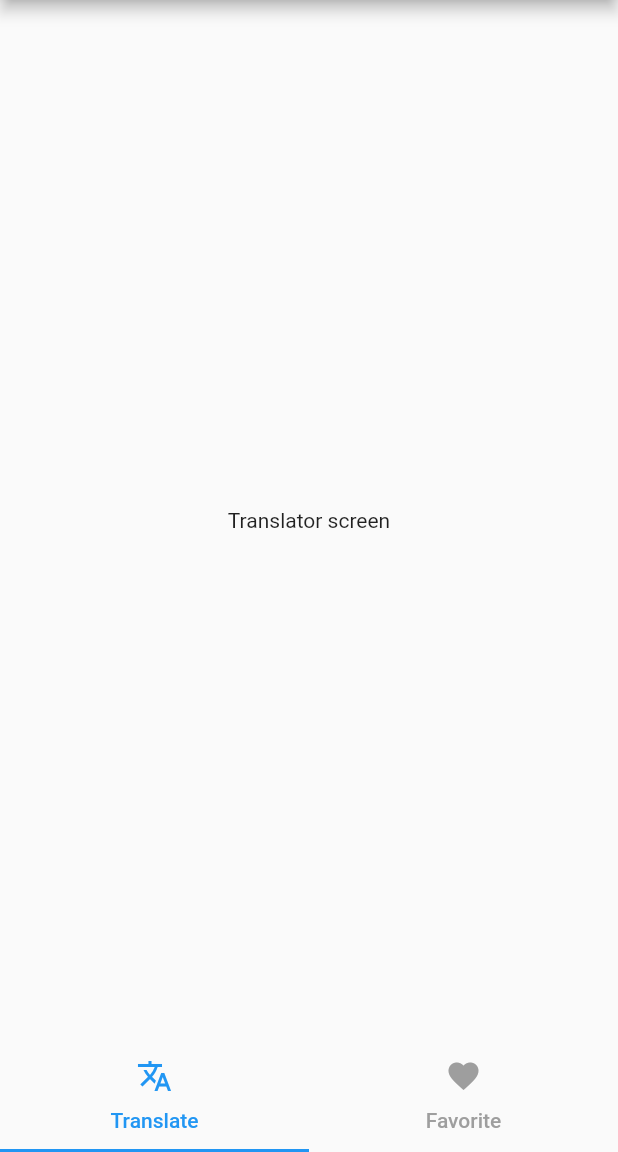
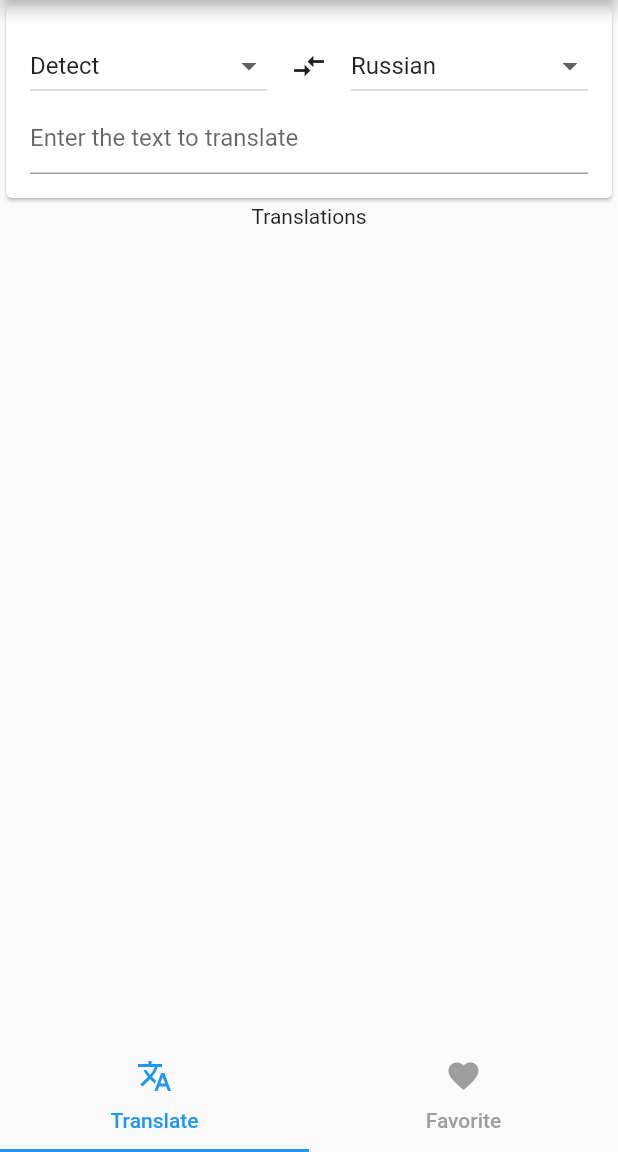
Before and after one commit to asinel/super_translator, a Flutter app: the screen it shows after launch, on a phone screen of 412 x 824 dp, the part 84-1236 px from its top. Run offline on Flutter 3.47's test engine with Material 2 defaults, Android fonts, the phone set to English and light mode, and no system bars; our stand-ins replace equatable, flutter_bloc.

Commit message:
Input box with dummy translator and architecture skeleton

```diff
--- /dev/null
+++ b/lib/data/language_list.dart
@@ -0,0 +1,12 @@
+import 'model/language.dart';
+
+class LanguageList {
+
+  static final List<Language> listWithoutDetect = [
+    Language('en', 'English'),
+    Language('cz', 'Czech'),
+    Language('ru', 'Russian'),
+  ];
+
+  static final List<Language> listWithDetect = [ Language('auto', 'Detect') ] + listWithoutDetect;
+}
--- /dev/null
+++ b/lib/data/model/language.dart
@@ -0,0 +1,11 @@
+import 'package:equatable/equatable.dart';
+
+class Language extends Equatable {
+  final String code;
+  final String name;
+
+  Language(this.code, this.name);
+
+  @override
+  List<Object> get props => [code, name];
+}
--- /dev/null
+++ b/lib/data/model/translation.dart
@@ -0,0 +1,10 @@
+import 'language.dart';
+
+class Translation {
+  final String initialText;
+  final String translatedText;
+  final Language fromLanguage;
+  final Language toLanguage;
+
+  Translation(this.initialText, this.translatedText, this.fromLanguage, this.toLanguage);
+}
--- /dev/null
+++ b/lib/data/translator/dummy_translator_repository.dart
@@ -0,0 +1,17 @@
+import 'package:super_translator/data/model/language.dart';
+import 'package:super_translator/data/model/translation.dart';
+import 'package:super_translator/data/translator/i_translator_repository.dart';
+
+class DummyTranslatorRepository extends ITranslatorRepository {
+
+  @override
+  Future<Translation> translate(String text, Language from, Language to) async {
+    return Translation(
+      text,
+      String.fromCharCodes(text.codeUnits.reversed),
+      from,
+      to
+    );
+  }
+
+}
--- /dev/null
+++ b/lib/data/translator/i_translator_repository.dart
@@ -0,0 +1,7 @@
+import 'package:super_translator/data/model/language.dart';
+import 'package:super_translator/data/model/translation.dart';
+
+abstract class ITranslatorRepository {
+
+  Future<Translation> translate(String text, Language from, Language to);
+}
--- /dev/null
+++ b/lib/domain/translator/translator_cubit.dart
@@ -0,0 +1,22 @@
+import 'package:equatable/equatable.dart';
+import 'package:flutter/foundation.dart';
+import 'package:flutter_bloc/flutter_bloc.dart';
+import 'package:super_translator/data/model/language.dart';
+import 'package:super_translator/data/model/translation.dart';
+import 'package:super_translator/data/translator/i_translator_repository.dart';
+
+part 'translator_state.dart';
+
+class TranslatorCubit extends Cubit<TranslatorState> {
+
+  final ITranslatorRepository translatorRepository;
+
+  TranslatorCubit({@required this.translatorRepository}) : super(TranslatorState(fromLanguage: Language('auto', 'Detect'), toLanguage: Language('ru', 'Russian'), text: '', translations: []));
+
+  void changeFromLanguage(Language newLanguage) => emit(TranslatorState(fromLanguage: newLanguage, toLanguage: state.toLanguage, text: state.text, translations: state.translations));
+
+  void changeToLanguage(Language newLanguage) => emit(TranslatorState(fromLanguage: state.fromLanguage, toLanguage: newLanguage, text: state.text, translations: state.translations));
+
+  void submitText(String text) => translatorRepository.translate(text, state.fromLanguage, state.toLanguage)
+      .then((value) => emit(TranslatorState(fromLanguage: state.fromLanguage, toLanguage: state.toLanguage, text: '', translations: state.translations..add(value))));
+}
--- /dev/null
+++ b/lib/domain/translator/translator_state.dart
@@ -0,0 +1,14 @@
+part of 'translator_cubit.dart';
+
+class TranslatorState extends Equatable {
+
+  final Language fromLanguage;
+  final Language toLanguage;
+  final String text;
+  final List<Translation> translations;
+
+  TranslatorState({this.fromLanguage, this.toLanguage, this.text, this.translations});
+
+  @override
+  List<Object> get props => [fromLanguage, toLanguage, text, translations];
+}
--- a/lib/main.dart
+++ b/lib/main.dart
@@ -1,4 +1,8 @@
 import 'package:flutter/material.dart';
+import 'package:flutter_bloc/flutter_bloc.dart';
+import 'package:super_translator/data/translator/dummy_translator_repository.dart';
+import 'package:super_translator/data/translator/i_translator_repository.dart';
+import 'package:super_translator/domain/translator/translator_cubit.dart';
 import 'package:super_translator/presentation/main_screen.dart';
 
 void main() {
@@ -14,7 +18,17 @@ class MyApp extends StatelessWidget {
       theme: ThemeData(
         primarySwatch: Colors.blue,
       ),
-      home: MainScreen(),
+      home: MultiRepositoryProvider(
+        providers: [
+          RepositoryProvider<ITranslatorRepository>(create: (context) => DummyTranslatorRepository())
+        ],
+        child: MultiBlocProvider(
+          providers: [
+            BlocProvider<TranslatorCubit>(create: (context) => TranslatorCubit(translatorRepository: RepositoryProvider.of<ITranslatorRepository>(context)))
+          ],
+          child: MainScreen(),
+        ),
+      ),
     );
   }
 }
--- a/lib/presentation/translator_screen.dart
+++ b/lib/presentation/translator_screen.dart
@@ -1,11 +1,73 @@
 import 'package:flutter/material.dart';
+import 'package:flutter_bloc/flutter_bloc.dart';
+import 'package:super_translator/data/language_list.dart';
+import 'package:super_translator/data/model/language.dart';
+import 'package:super_translator/domain/translator/translator_cubit.dart';
 
 class TranslatorScreen extends StatelessWidget {
+
+  final TextEditingController _textController = TextEditingController();
+
   @override
   Widget build(BuildContext context) {
-    return Container(
-      child: Center(
-        child: Text('Translator screen'),
+    return BlocConsumer<TranslatorCubit, TranslatorState>(
+      listenWhen: (context, state) => state.text.isEmpty,
+      listener: (context, state) {
+        _textController.text = state.text;
+      },
+      builder: (context, state) => Column(
+        children: [
+          Card(
+            child: Padding(
+              padding: EdgeInsets.all(16),
+              child: Column(
+                children: [
+                  Row(
+                    children: [
+                      Expanded(
+                        child: DropdownButton<Language>(
+                          value: state.fromLanguage,
+                          onChanged: (newValue) {
+                            context.read<TranslatorCubit>().changeFromLanguage(newValue);
+                          },
+                          items: LanguageList.listWithDetect.map((e) => DropdownMenuItem<Language>(value: e, child: Text(e.name))).toList(),
+                          isExpanded: true,
+                        )
+                      ),
+                      Container(
+                        padding: EdgeInsets.symmetric(horizontal: 16.0),
+                        child: Icon(Icons.compare_arrows),
+                      ),
+                      Expanded(
+                        child: DropdownButton<Language>(
+                          value: state.toLanguage,
+                          onChanged: (newValue) {
+                            context.read<TranslatorCubit>().changeFromLanguage(newValue);
+                          },
+                          items: LanguageList.listWithoutDetect.map((e) => DropdownMenuItem<Language>(value: e, child: Text(e.name))).toList(),
+                          isExpanded: true,
+                        )
+                      ),
+                    ],
+                  ),
+                  TextField(
+                    controller: _textController,
+                    decoration: InputDecoration(
+                      hintText: 'Enter the text to translate'
+                    ),
+                    onSubmitted: (text) {
+                      context.read<TranslatorCubit>().submitText(text);
+                    },
+                  )
+                ],
+              ),
+            ),
+          ),
+          Text('Translations'),
+          Expanded(
+            child: ListView(),
+          )
+        ],
       ),
     );
   }
```
Also changed, not shown: pubspec.yaml (+4 -55 lines), pubspec.lock.
